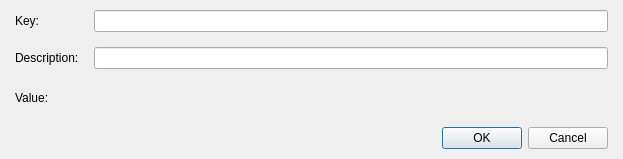
Qt form Editor/Dialogs/Systems/dialogsystemcustomstructureelement.ui (RPG-Paper-Maker/RPG-Paper-Maker) before a commit.
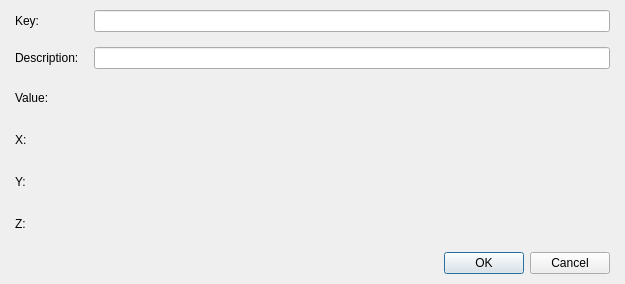
The same form after that commit. Custom widgets are drawn as their Qt base class.

Commit message: Plugin manager: new custom structures (vector2, vector3, pictures, songs)

Patch:
```diff
--- a/Editor/Dialogs/Systems/dialogsystemcustomstructureelement.ui
+++ b/Editor/Dialogs/Systems/dialogsystemcustomstructureelement.ui
@@ -6,8 +6,8 @@
    <rect>
     <x>0</x>
     <y>0</y>
-    <width>623</width>
-    <height>159</height>
+    <width>625</width>
+    <height>262</height>
    </rect>
   </property>
   <property name="windowTitle">
@@ -27,56 +27,184 @@
     <number>10</number>
    </property>
    <item row="0" column="0">
-    <layout class="QVBoxLayout" name="verticalLayout" stretch="1,0">
+    <layout class="QVBoxLayout" name="verticalLayout_2" stretch="1,0">
      <property name="spacing">
       <number>15</number>
      </property>
      <item>
-      <layout class="QGridLayout" name="gridLayout" rowstretch="0,0,0,1">
-       <item row="0" column="1">
-        <widget class="QLineEdit" name="lineEditKey"/>
+      <layout class="QVBoxLayout" name="verticalLayout" stretch="0,0,1">
+       <item>
+        <layout class="QGridLayout" name="gridLayout" rowstretch="0,0,0">
+         <item row="0" column="0">
+          <widget class="QLabel" name="labelKey">
+           <property name="text">
+            <string>Key:</string>
+           </property>
+          </widget>
+         </item>
+         <item row="1" column="1">
+          <widget class="QLineEdit" name="lineEditDescription"/>
+         </item>
+         <item row="2" column="0">
+          <widget class="QLabel" name="labelValue">
+           <property name="text">
+            <string>Value:</string>
+           </property>
+          </widget>
+         </item>
+         <item row="0" column="1">
+          <widget class="QLineEdit" name="lineEditKey"/>
+         </item>
+         <item row="2" column="1">
+          <widget class="PanelPrimitiveValue" name="panelPrimitiveValue" native="true">
+           <property name="minimumSize">
+            <size>
+             <width>500</width>
+             <height>27</height>
+            </size>
+           </property>
+           <property name="maximumSize">
+            <size>
+             <width>500</width>
+             <height>27</height>
+            </size>
+           </property>
+          </widget>
+         </item>
+         <item row="1" column="0">
+          <widget class="QLabel" name="labelDescription">
+           <property name="text">
+            <string>Description:</string>
+           </property>
+          </widget>
+         </item>
+        </layout>
        </item>
-       <item row="2" column="1">
-        <widget class="PanelPrimitiveValue" name="panelPrimitiveValue" native="true">
-         <property name="minimumSize">
-          <size>
-           <width>500</width>
-           <height>27</height>
-          </size>
-         </property>
-         <property name="maximumSize">
-          <size>
-           <width>500</width>
-           <height>27</height>
-          </size>
-         </property>
-        </widget>
+       <item>
+        <layout class="QGridLayout" name="gridLayoutVectors">
+         <item row="0" column="0">
+          <widget class="QLabel" name="labelX">
+           <property name="text">
+            <string>X:</string>
+           </property>
+          </widget>
+         </item>
+         <item row="0" column="1">
+          <layout class="QHBoxLayout" name="horizontalLayout_3" stretch="0,1">
+           <item>
+            <widget class="PanelPrimitiveValue" name="panelPrimitiveValueX" native="true">
+             <property name="minimumSize">
+              <size>
+               <width>250</width>
+               <height>27</height>
+              </size>
+             </property>
+             <property name="maximumSize">
+              <size>
+               <width>250</width>
+               <height>27</height>
+              </size>
+             </property>
+            </widget>
+           </item>
+           <item>
+            <spacer name="horizontalSpacer">
+             <property name="orientation">
+              <enum>Qt::Horizontal</enum>
+             </property>
+             <property name="sizeHint" stdset="0">
+              <size>
+               <width>40</width>
+               <height>20</height>
+              </size>
+             </property>
+            </spacer>
+           </item>
+          </layout>
+         </item>
+         <item row="1" column="0">
+          <widget class="QLabel" name="labelY">
+           <property name="text">
+            <string>Y:</string>
+           </property>
+          </widget>
+         </item>
+         <item row="1" column="1">
+          <layout class="QHBoxLayout" name="horizontalLayout_4" stretch="0,1">
+           <item>
+            <widget class="PanelPrimitiveValue" name="panelPrimitiveValueY" native="true">
+             <property name="minimumSize">
+              <size>
+               <width>250</width>
+               <height>27</height>
+              </size>
+             </property>
+             <property name="maximumSize">
+              <size>
+               <width>250</width>
+               <height>27</height>
+              </size>
+             </property>
+            </widget>
+           </item>
+           <item>
+            <spacer name="horizontalSpacer_2">
+             <property name="orientation">
+              <enum>Qt::Horizontal</enum>
+             </property>
+             <property name="sizeHint" stdset="0">
+              <size>
+               <width>40</width>
+               <height>20</height>
+              </size>
+             </property>
+            </spacer>
+           </item>
+          </layout>
+         </item>
+         <item row="2" column="0">
+          <widget class="QLabel" name="labelZ">
+           <property name="text">
+            <string>Z:</string>
+           </property>
+          </widget>
+         </item>
+         <item row="2" column="1">
+          <layout class="QHBoxLayout" name="horizontalLayout_5" stretch="0,1">
+           <item>
+            <widget class="PanelPrimitiveValue" name="panelPrimitiveValueZ" native="true">
+             <property name="minimumSize">
+              <size>
+               <width>250</width>
+               <height>27</height>
+              </size>
+             </property>
+             <property name="maximumSize">
+              <size>
+               <width>250</width>
+               <height>27</height>
+              </size>
+             </property>
+            </widget>
+           </item>
+           <item>
+            <spacer name="horizontalSpacer_3">
+             <property name="orientation">
+              <enum>Qt::Horizontal</enum>
+             </property>
+             <property name="sizeHint" stdset="0">
+              <size>
+               <width>40</width>
+               <height>20</height>
+              </size>
+             </property>
+            </spacer>
+           </item>
+          </layout>
+         </item>
+        </layout>
        </item>
-       <item row="1" column="0">
-        <widget class="QLabel" name="labelDescription">
-         <property name="text">
-          <string>Description:</string>
-         </property>
-        </widget>
-       </item>
-       <item row="0" column="0">
-        <widget class="QLabel" name="labelKey">
-         <property name="text">
-          <string>Key:</string>
-         </property>
-        </widget>
-       </item>
-       <item row="1" column="1">
-        <widget class="QLineEdit" name="lineEditDescription"/>
-       </item>
-       <item row="2" column="0">
-        <widget class="QLabel" name="labelValue">
-         <property name="text">
-          <string>Value:</string>
-         </property>
-        </widget>
-       </item>
-       <item row="3" column="0">
+       <item>
         <spacer name="verticalSpacer">
          <property name="orientation">
           <enum>Qt::Vertical</enum>
```
The commit also changes 12 other files.
